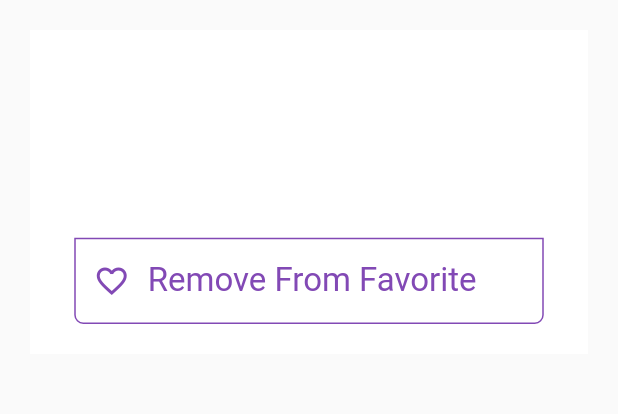
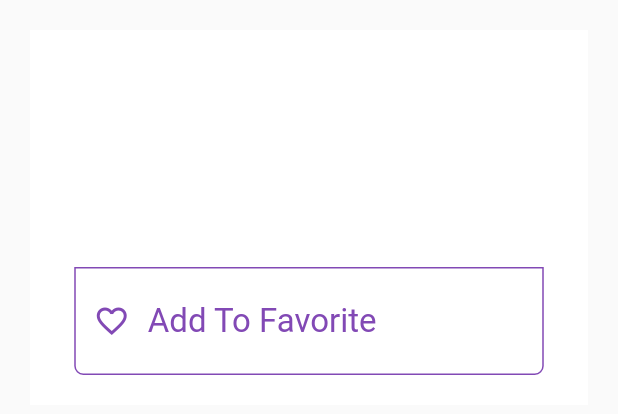
Before and after one commit to Alyaatalaat28/QuoteMuse, a Flutter app: what searchBuilder() shows on an empty page, opened directly, after a tap on the "favorite outline" icon, on a phone screen of 412 x 824 dp. Shown: the top 414 px of the screen. Run offline on Flutter 3.47's test engine with Material 2 defaults, Android fonts, the phone set to English and light mode, and no system bars; our stand-ins replace bloc, conditional_builder_null_safety, dio, flutter_bloc, google_fonts; network calls fail.

Commit message:
finish app

```diff
--- a/lib/cubit/cubit.dart
+++ b/lib/cubit/cubit.dart
@@ -47,7 +47,24 @@ void Search({required String query}){
     emit(SearchErrorState());
   });
 }
+List<dynamic>quotes=[];
 
+void addQuoteToFavorites(dynamic model) {
+  quotes.add(model);
+  print(quotes);
+  emit(AppAddQuoteToFavoritesState());
+}
+
+void removeQuoteFromFavorites(dynamic model) {
+  quotes.remove(model);
+  emit(AppRemoveQuoteFromFavoritesState());
+}
+
+// void addQuoteToFavoritesSearch(Results model) {
+//   quotes.add(model);
+//   print(quotes);
+//   emit(AppAddQuoteToFavoritesState());
+// }
 
 
 }
--- a/lib/cubit/states.dart
+++ b/lib/cubit/states.dart
@@ -17,3 +17,7 @@ class SearchLoadingState extends AppStates{}
 class SearchSuccessState extends AppStates{}
 
 class SearchErrorState extends AppStates{}
+
+class AppAddQuoteToFavoritesState extends AppStates{}
+
+class AppRemoveQuoteFromFavoritesState extends AppStates{}
--- a/lib/models/quote_model.dart
+++ b/lib/models/quote_model.dart
@@ -20,5 +20,8 @@ class QuotesModel {
     dateModified = json['dateModified'];
   }
 
-
+   @override
+  String toString() {
+    return 'QuotesModel{sId: $sId, content: $content, author: $author, tags: $tags, authorSlug: $authorSlug, length: $length, dateAdded: $dateAdded, dateModified: $dateModified}';
+  }
 }
--- a/lib/modules/fav.dart
+++ b/lib/modules/fav.dart
@@ -1,9 +1,11 @@
+import 'package:conditional_builder_null_safety/conditional_builder_null_safety.dart';
 import 'package:flutter/material.dart';
 import 'package:flutter_bloc/flutter_bloc.dart';
 import 'package:google_fonts/google_fonts.dart';
 
 import '../cubit/cubit.dart';
 import '../cubit/states.dart';
+import '../models/quote_model.dart';
 
 class FavoriteScreen extends StatelessWidget {
   const FavoriteScreen({super.key});
@@ -13,39 +15,48 @@ class FavoriteScreen extends StatelessWidget {
       return BlocConsumer<AppCubit,AppStates>(
       listener:(context,state){} ,
       builder:(context,state){
+      var cubit=AppCubit.get(context);
       return Scaffold(
          backgroundColor: Color(0xff8249B5),
-         body: ListView.separated(
-          itemBuilder: (context,index)=>itemBuilder(),
+         body: ConditionalBuilder(
+          condition:cubit.quotes!=null,
+           builder:(context)=> ListView.separated(
+            itemBuilder: (context,index)=>favItem(cubit.quotes[index]),
              separatorBuilder: ((context, index) =>const SizedBox(
               height: 5.0,
              )),
-            itemCount: 2),
+              itemCount: cubit.quotes.length),
+              fallback:(context)=>Center(child: CircularProgressIndicator()),
+         ),
       );}
     );
   }
 
 }
-Widget itemBuilder()=> SingleChildScrollView(
-  child:   Padding(
+Widget favItem(dynamic model)=> SingleChildScrollView(
+   child:Builder(
+     builder: (context) {
+       var cubit=AppCubit.get(context);
+       return Padding(
         padding: const EdgeInsets.all(20.0),
         child:   Container(
           padding:EdgeInsets.all(20.0) ,
                    width: double.infinity,
-               height: 216.0,
+                   height: 300.0,
                    color:  Colors.white,
                    child:Column(
                     children: [
-                  Text('“All I required to be happy was friendship and people I could admire.”',
+                      Text('${model.content}',
                       style: GoogleFonts.gemunuLibre(
                         color: Color(0xff323232),
                         fontWeight: FontWeight.w400,
                         fontSize: 26.0,
                       ),),
+                      const SizedBox(height:10.0),
                       Row(
                         children:[
                           const Spacer(),
-                      Text('Christian Dior',
+                          Text('${model.author}',
                            style:GoogleFonts.gemunuLibre(
                             color: Colors.grey[400],
                             fontWeight: FontWeight.w400,
@@ -69,7 +80,9 @@ Widget itemBuilder()=> SingleChildScrollView(
                        child:Row(
                          children: [
                           IconButton(
-                        onPressed: (){},
+                            onPressed: (){
+                              cubit.removeQuoteFromFavorites(model);
+                            },
                              icon:const Icon(
                               Icons.favorite_border_outlined,
                               color: Color(0xff8249B5),
@@ -85,5 +98,7 @@ Widget itemBuilder()=> SingleChildScrollView(
                    ),
                   ),
 
+  );
+     }
    ),
 );
--- a/lib/modules/search.dart
+++ b/lib/modules/search.dart
@@ -2,6 +2,7 @@ import 'package:conditional_builder_null_safety/conditional_builder_null_safety.
 import 'package:flutter/material.dart';
 import 'package:flutter_bloc/flutter_bloc.dart';
 import 'package:google_fonts/google_fonts.dart';
+import 'package:quotegeneratorapp/models/quote_model.dart';
 import '../cubit/cubit.dart';
 import '../cubit/states.dart';
 import '../models/search_model.dart';
@@ -17,7 +18,11 @@ class SearchScreen extends StatelessWidget {
       builder:(context,state){
         var cubit=AppCubit.get(context);
       return Scaffold(
-         backgroundColor: Color(0xff8249B5),
+         backgroundColor: const Color(0xff8249B5),
+         appBar: AppBar(
+          elevation: 0.0,
+          backgroundColor:const Color(0xff8249B5) ,
+         ),
          body: SingleChildScrollView(
            child: Padding(
              padding: const EdgeInsets.all(20.0),
@@ -71,12 +76,15 @@ class SearchScreen extends StatelessWidget {
   }
 }
 Widget searchBuilder(Results model)=> SingleChildScrollView(
-  child:   Padding(
+  child: Builder(
+    builder: (context) {
+       var cubit=AppCubit.get(context);
+      return Padding(
         padding: const EdgeInsets.all(20.0),
         child:   Container(
           padding:EdgeInsets.all(20.0) ,
                    width: double.infinity,
-               height: 216.0,
+                   height: 250.0,
                    color:  Colors.white,
                    child:Column(
                     children: [
@@ -86,7 +94,7 @@ Widget searchBuilder(Results model)=> SingleChildScrollView(
                         fontWeight: FontWeight.w400,
                         fontSize: 26.0,
                       ),),
-                  SizedBox(height:5.0),
+                      const SizedBox(height:10.0),
                       Row(
                         children:[
                           const Spacer(),
@@ -115,12 +123,14 @@ Widget searchBuilder(Results model)=> SingleChildScrollView(
                                                child:Row(
                            children: [
                             IconButton(
-                          onPressed: (){},
+                              onPressed: (){
+                                cubit.addQuoteToFavorites(model);
+                              },
                                icon:const Icon(
                                 Icons.favorite_border_outlined,
                                 color: Color(0xff8249B5),
                                )),
-                          Text('Remove From Favorite',
+                              Text('Add To Favorite',
                                style:GoogleFonts.gemunuLibre(
                               color: Color(0xff8249B5),
                               fontWeight: FontWeight.w400,
@@ -128,9 +138,12 @@ Widget searchBuilder(Results model)=> SingleChildScrollView(
                            ],
                                                )),
                         ),
+
                     ],
                    ),
                   ),
 
+      );
+    }
   ),
 );
```
Also changed, not shown: lib/models/search_model.dart (+13 -0 lines), lib/modules/home.dart (+26 -10 lines). Lines whose indentation alone changed are shown as unchanged.
